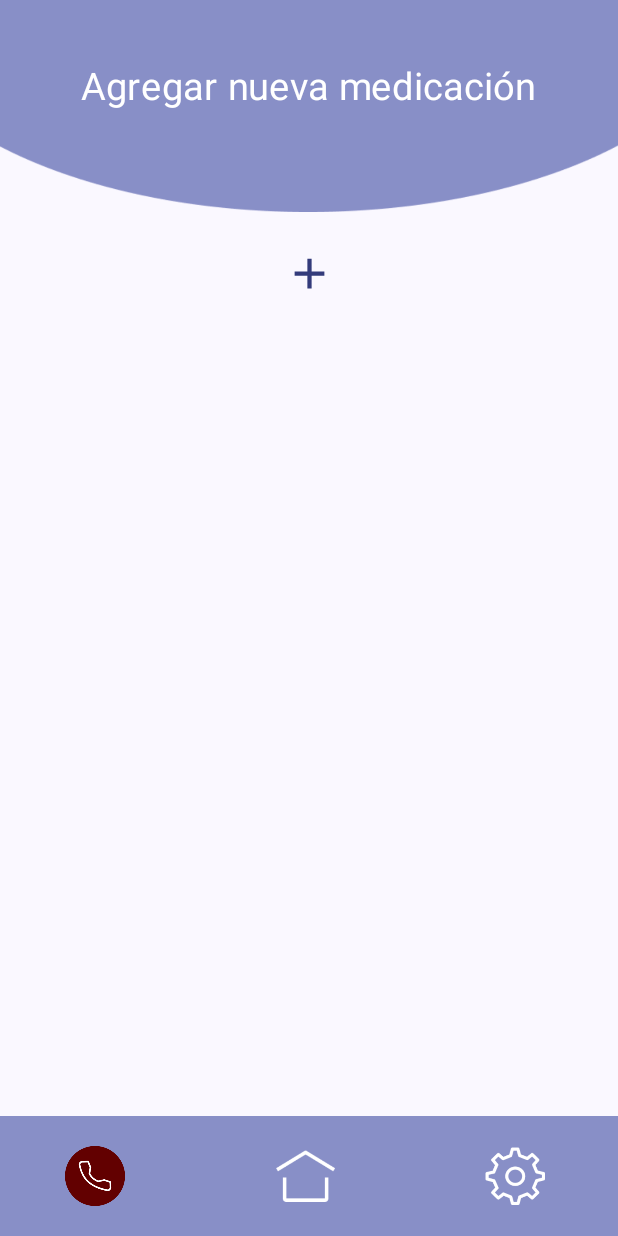
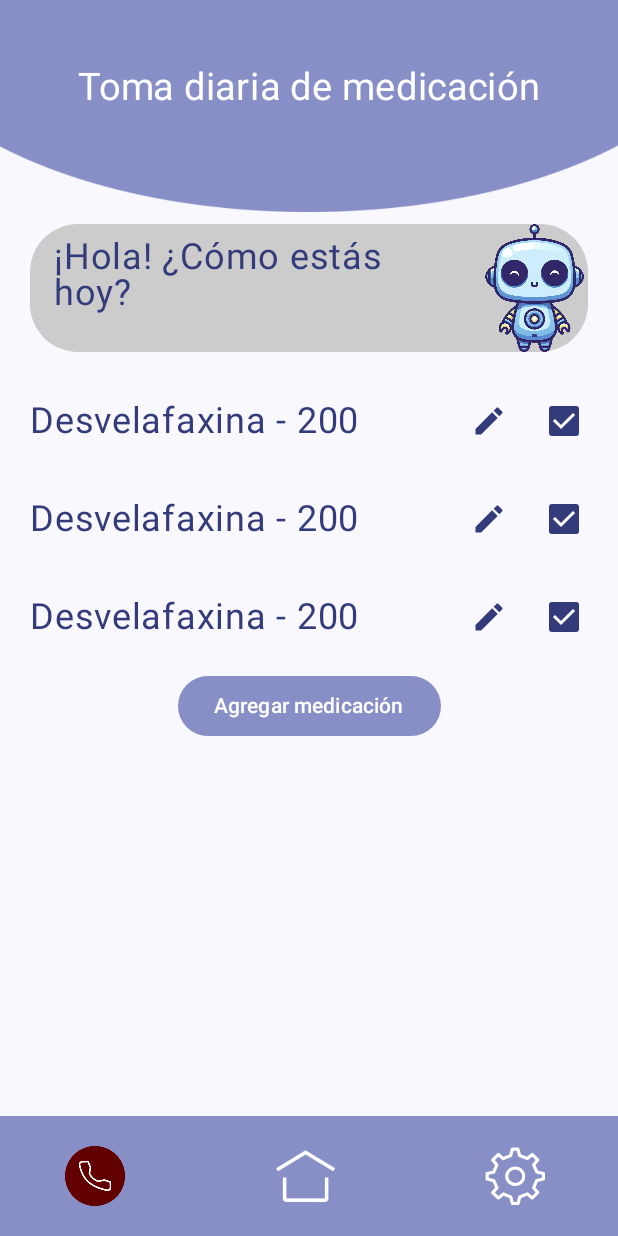
Before and after one commit to ailenaguino/NurAlignMobile, an Android app built with Jetpack Compose: the AddMedicationScreen screen opened through its navigation route, on a phone screen of 412 x 824 dp. Run offline under Robolectric (Android 15) with nearby library versions, the phone set to English and light mode, and no system bars; our stand-ins replace Dagger/Hilt's generated code, Firebase (no records; nobody signed in at launch, a user with empty details on screens opened directly).

Commit message:
Modified logic to save and retrieve medication data and style fixes

```diff
--- a/app/src/main/java/com/losrobotines/nuralign/di/AppModule.kt
+++ b/app/src/main/java/com/losrobotines/nuralign/di/AppModule.kt
@@ -6,6 +6,9 @@ import com.losrobotines.nuralign.feature_login.data.providers.AuthRepositoryImpl
 import com.losrobotines.nuralign.feature_login.data.providers.PatientProviderImpl
 import com.losrobotines.nuralign.feature_login.domain.providers.AuthRepository
 import com.losrobotines.nuralign.feature_login.domain.providers.PatientProvider
+import com.losrobotines.nuralign.feature_medication.data.network.MedicationApiService
+import com.losrobotines.nuralign.feature_medication.data.providers.MedicationProviderImpl
+import com.losrobotines.nuralign.feature_medication.domain.providers.MedicationRepository
 import com.losrobotines.nuralign.feature_mood_tracker.presentation.screens.data.MoodTrackerRepositoryImpl
 import com.losrobotines.nuralign.feature_mood_tracker.presentation.screens.data.network.MoodTrackerApiService
 import com.losrobotines.nuralign.feature_mood_tracker.presentation.screens.domain.MoodTrackerRepository
@@ -74,5 +77,12 @@ object AppModule {
         return MoodTrackerRepositoryImpl(moodTrackerApiService)
     }
 
-
+    @Provides
+    fun provideMedicationApiService(retrofit: Retrofit): MedicationApiService{
+        return retrofit.create(MedicationApiService::class.java)
+    }
+    @Provides
+    fun provideMedicationProvider(medicationApiService: MedicationApiService): MedicationRepository{
+        return MedicationProviderImpl(medicationApiService)
+    }
 }
--- a/app/src/main/java/com/losrobotines/nuralign/feature_medication/data/network/MedicationApiService.kt
+++ b/app/src/main/java/com/losrobotines/nuralign/feature_medication/data/network/MedicationApiService.kt
@@ -1,4 +1,18 @@
 package com.losrobotines.nuralign.feature_medication.data.network
 
-class MedicationApiService {
+import com.losrobotines.nuralign.feature_medication.data.dto.MedicationDto
+import retrofit2.http.Body
+import retrofit2.http.GET
+import retrofit2.http.Headers
+import retrofit2.http.POST
+import retrofit2.http.Path
+
+interface MedicationApiService {
+
+    @Headers("Content-Type: application/json")
+    @POST("medication")
+    suspend fun insertMedicationInfoIntoDatabase(@Body body: MedicationDto)
+
+    @GET("medication/{patientId}")
+    suspend fun getMedicationList(@Path("patientId") patientId: Short): List<MedicationDto?>
 }
--- /dev/null
+++ b/app/src/main/java/com/losrobotines/nuralign/feature_medication/domain/providers/MedicationRepository.kt
@@ -0,0 +1,9 @@
+package com.losrobotines.nuralign.feature_medication.domain.providers
+
+interface MedicationRepository {
+
+    suspend fun saveMedicationInfo(medicationInfo: MutableList<MedicationInfo>)
+
+    suspend fun getMedicationList(patientId: Short): List<MedicationInfo?>
+
+}
--- /dev/null
+++ b/app/src/main/java/com/losrobotines/nuralign/feature_medication/presentation/screens/medication_tracker/MedicationTrackerScreenComponent.kt
@@ -0,0 +1,154 @@
+package com.losrobotines.nuralign.feature_medication.presentation.screens.medication_tracker
+
+import androidx.compose.foundation.layout.Box
+import androidx.compose.foundation.layout.Column
+import androidx.compose.foundation.layout.Row
+import androidx.compose.foundation.layout.Spacer
+import androidx.compose.foundation.layout.fillMaxWidth
+import androidx.compose.foundation.layout.height
+import androidx.compose.foundation.layout.padding
+import androidx.compose.foundation.lazy.LazyColumn
+import androidx.compose.foundation.lazy.grid.GridCells
+import androidx.compose.foundation.lazy.grid.LazyVerticalGrid
+import androidx.compose.material.icons.Icons
+import androidx.compose.material.icons.filled.ModeEdit
+import androidx.compose.material3.Button
+import androidx.compose.material3.ButtonDefaults
+import androidx.compose.material3.Checkbox
+import androidx.compose.material3.CheckboxDefaults
+import androidx.compose.material3.Icon
+import androidx.compose.material3.IconButton
+import androidx.compose.material3.Text
+import androidx.compose.runtime.Composable
+import androidx.compose.runtime.getValue
+import androidx.compose.runtime.mutableIntStateOf
+import androidx.compose.runtime.mutableStateOf
+import androidx.compose.runtime.remember
+import androidx.compose.runtime.setValue
+import androidx.compose.ui.Alignment
+import androidx.compose.ui.Modifier
+import androidx.compose.ui.unit.dp
+import androidx.compose.ui.unit.sp
+import androidx.navigation.NavController
+import com.losrobotines.nuralign.feature_medication.presentation.screens.add_medication.AddMedicationAlertDialog
+import com.losrobotines.nuralign.ui.shared.SharedComponents
+import com.losrobotines.nuralign.ui.theme.mainColor
+import com.losrobotines.nuralign.ui.theme.secondaryColor
+
+@Composable
+fun MedicationTrackerScreenComponent(
+    navController: NavController,
+    addMedicationViewModel: MedicationViewModel
+) {
+    val medicationList =
+        remember { mutableIntStateOf(3) } //tiene que ser lista live data
+
+    Column {
+        LazyVerticalGrid(columns = GridCells.Fixed(1)) {
+            item {
+                SharedComponents().HalfCircleTop(title = "Toma diaria de medicación")
+            }
+            item {
+                Box(modifier = Modifier.padding(top = 8.dp)) {
+                    SharedComponents().CompanionTextBalloon("¡Hola! ¿Cómo estás hoy?")
+                }
+            }
+        }
+        LazyColumn(
+            modifier = Modifier
+                .fillMaxWidth()
+                .padding(16.dp)
+        ) {
+            items(medicationList.intValue) {
+                MedicationElement()
+                Spacer(modifier = Modifier.height(5.dp))
+            }
+            item {
+                AddIcon(addMedicationViewModel)
+            }
+        }
+
+    }
+}
+
+@Composable
+fun MedicationElement() {
+    val medicationName by remember { mutableStateOf("Desvelafaxina") }
+    val medicationGrammage by remember { mutableIntStateOf(200) }
+
+    Row(modifier = Modifier.height(60.dp), verticalAlignment = Alignment.CenterVertically) {
+        Box(
+            contentAlignment = Alignment.CenterStart,
+            modifier = Modifier
+                .weight(0.7f)
+                .padding(horizontal = 4.dp)
+        ) {
+            Text(
+                "$medicationName - $medicationGrammage",
+                modifier = Modifier
+                    .fillMaxWidth(),
+                color = secondaryColor,
+                fontSize = 24.sp
+            )
+        }
+        Box(
+            contentAlignment = Alignment.Center,
+            modifier = Modifier
+                .weight(0.15f)
+                .padding(horizontal = 4.dp)
+        ) {
+            EditMedication()
+        }
+        Box(
+            contentAlignment = Alignment.CenterEnd,
+            modifier = Modifier
+                .weight(0.1f)
+                .padding(horizontal = 4.dp)
+        ) {
+            var isChecked by remember { mutableStateOf(true) }
+            Checkbox(
+                checked = isChecked,
+                onCheckedChange = { isChecked = it },
+                colors = CheckboxDefaults.colors(checkedColor = secondaryColor, uncheckedColor = secondaryColor)
+            )
+        }
+    }
+}
+
+@Composable
+fun AddIcon(addMedicationViewModel: MedicationViewModel) {
+    var openAlertDialog by remember { mutableStateOf(false) }
+
+    Box(contentAlignment = Alignment.Center, modifier = Modifier.fillMaxWidth()) {
+        Button(
+            onClick = { openAlertDialog = true },
+            colors = ButtonDefaults.buttonColors(containerColor = mainColor)
+        ) {
+            Text(text = "Agregar medicación")
+        }
+        if (openAlertDialog) {
+            AddMedicationAlertDialog(
+                onDismissRequest = { openAlertDialog = false },
+                confirmButton = { openAlertDialog = false }
+            )
+        }
+        Spacer(modifier = Modifier.height(32.dp))
+    }
+}
+
+@Composable
+fun EditMedication() {
+    var openAlertDialog by remember { mutableStateOf(false) }
+
+    IconButton(
+        onClick = { openAlertDialog = true },
+    ) {
+        Icon(Icons.Default.ModeEdit, contentDescription = "editar", tint = secondaryColor)
+        if (openAlertDialog) {
+            AddMedicationAlertDialog(
+                onDismissRequest = { openAlertDialog = false },
+                confirmButton = { openAlertDialog = false }
+            )
+        }
+    }
+}
--- /dev/null
+++ b/app/src/main/java/com/losrobotines/nuralign/feature_medication/presentation/screens/medication_tracker/MedicationViewModel.kt
@@ -0,0 +1,91 @@
+package com.losrobotines.nuralign.feature_medication.presentation.screens.medication_tracker
+
+import android.util.Log
+import androidx.compose.runtime.mutableIntStateOf
+import androidx.compose.runtime.mutableStateOf
+import androidx.lifecycle.ViewModel
+import androidx.lifecycle.viewModelScope
+import com.google.firebase.firestore.ktx.firestore
+import com.google.firebase.ktx.Firebase
+import com.losrobotines.nuralign.feature_login.domain.providers.AuthRepository
+import com.losrobotines.nuralign.feature_medication.domain.providers.MedicationInfo
+import com.losrobotines.nuralign.feature_medication.domain.providers.MedicationRepository
+import dagger.hilt.android.lifecycle.HiltViewModel
+import kotlinx.coroutines.launch
+import kotlinx.coroutines.tasks.await
+import javax.inject.Inject
+
+@HiltViewModel
+class MedicationViewModel @Inject constructor(
+    private val authRepository: AuthRepository,
+    private val medicationRepository: MedicationRepository
+) : ViewModel() {
+    val medicationList = mutableListOf<MedicationInfo>()
+    val medicationName = mutableStateOf("viewmodel")
+    val medicationGrammage = mutableIntStateOf(9)
+    val medicationOptionalFlag = mutableStateOf("viewmodel")
+
+    init {
+        loadMedicationInfoFromDatabase()
+    }
+
+    private fun loadMedicationInfoFromDatabase() {
+        viewModelScope.launch {
+            try {
+                if (currentUserExists()) {
+                    val patientId =
+                        2.toShort() //una vez que esté el GET con patient_id, reemplazar por getPatientId()
+                    val info = medicationRepository.getMedicationList(patientId)
+                    if (info.isNotEmpty()) {
+                        for (med in info) {
+                            medicationList.add(
+                                MedicationInfo(
+                                    patientId,
+                                    med!!.medicationName,
+                                    med.medicationGrammage,
+                                    med.medicationOptionalFlag
+                                )
+                            )
+                        }
+                    }
+                }
+            } catch (e: Exception) {
+                e.printStackTrace()
+            }
+        }
+    }
+
+    fun saveData() {
+        viewModelScope.launch {
+            medicationRepository.saveMedicationInfo(medicationList)
+        }
+    }
+
+    private suspend fun getPatientId(): Short {
+        val idResult: Short
+        val uid = authRepository.currentUser!!.uid
+        val doc = Firebase.firestore.collection("users").document(uid)
+        idResult = doc.get().await().getLong("id")!!.toShort()
+        return idResult
+    }
+
+    private fun currentUserExists(): Boolean {
+        return authRepository.currentUser != null
+    }
+
+    private fun addNewMedicationToList(medication: MedicationInfo) {
+        medicationList.add(
+            MedicationInfo(
+                medication.patientId,
+                medication.medicationName,
+                medication.medicationGrammage,
+                medication.medicationOptionalFlag
+            )
+        )
+
+        Log.d(
+            "addNewMedicationToList",
+            "medicación: ${medicationName.value} ${medicationGrammage.intValue}mg agregado al paciente ${medication.patientId}"
+        )
+    }
+}
--- a/app/src/main/java/com/losrobotines/nuralign/navigation/MainActivity.kt
+++ b/app/src/main/java/com/losrobotines/nuralign/navigation/MainActivity.kt
@@ -15,8 +15,6 @@ import androidx.compose.material3.Scaffold
 import androidx.compose.material3.Surface
 import androidx.compose.runtime.collectAsState
 import androidx.compose.runtime.getValue
-import androidx.compose.runtime.mutableStateOf
-import androidx.compose.runtime.remember
 import androidx.compose.ui.Modifier
 import androidx.navigation.NavHostController
 import androidx.navigation.compose.NavHost
@@ -29,7 +27,6 @@ import com.losrobotines.nuralign.feature_login.presentation.screens.login.LoginV
 import com.losrobotines.nuralign.feature_login.presentation.screens.signup.SignUpScreenComponent
 import com.losrobotines.nuralign.feature_login.presentation.screens.signup.SignUpViewModel
 import com.losrobotines.nuralign.feature_login.presentation.utils.LoginState
-import com.losrobotines.nuralign.feature_medication.presentation.screens.AddMedicationScreenComponent
 import com.losrobotines.nuralign.feature_settings.presentation.screens.personal_information.PersonalInformationScreenComponent
 import com.losrobotines.nuralign.feature_settings.presentation.screens.settings.SettingsScreenComponent
 import com.losrobotines.nuralign.feature_sleep.presentation.screens.SleepTrackerScreenComponent
@@ -37,6 +34,8 @@ import com.losrobotines.nuralign.feature_sleep.presentation.screens.SleepViewMod
 import com.losrobotines.nuralign.feature_therapy.presentation.screens.AddTherapistScreenComponent
 import com.losrobotines.nuralign.feature_therapy.presentation.screens.TherapyTrackerScreenComponent
 import com.losrobotines.nuralign.feature_home.presentation.screens.HomeScreenComponent
+import com.losrobotines.nuralign.feature_medication.presentation.screens.medication_tracker.MedicationTrackerScreenComponent
+import com.losrobotines.nuralign.feature_medication.presentation.screens.medication_tracker.MedicationViewModel
 import com.losrobotines.nuralign.feature_mood_tracker.presentation.screens.presentation.MoodTrackerScreenComponent
 import com.losrobotines.nuralign.feature_mood_tracker.presentation.screens.presentation.MoodTrackerViewModel
 import com.losrobotines.nuralign.ui.theme.NurAlignTheme
@@ -96,7 +95,8 @@ class MainActivity : ComponentActivity() {
                                     MoodTrackerScreenComponent(navController, moodTrackerViewModel)
                                 }
                                 composable(Routes.AddMedicationScreen.route) {
-                                    AddMedicationScreenComponent(navController)
+                                    val medicationViewModel by viewModels<MedicationViewModel>()
+                                    MedicationTrackerScreenComponent(navController, medicationViewModel)
                                 }
                                 composable(Routes.SleepTrackerScreen.route) {
                                     val sleepViewModel by viewModels<SleepViewModel>()
```
Also changed, not shown: app/src/main/java/com/losrobotines/nuralign/feature_medication/data/dto/MedicationDto.kt (+7 -3 lines), app/src/main/java/com/losrobotines/nuralign/feature_medication/data/providers/MedicationProviderImpl.kt (+60 -1 lines), app/src/main/java/com/losrobotines/nuralign/feature_medication/domain/providers/MedicationInfo.kt (added, +9 -0 lines), app/src/main/java/com/losrobotines/nuralign/feature_medication/presentation/screens/AddMedicationViewModel.kt (deleted, +0 -9 lines), app/src/main/java/com/losrobotines/nuralign/feature_medication/presentation/screens/add_medication/MedicationAlertDialog.kt (renamed from app/src/main/java/com/losrobotines/nuralign/feature_medication/presentation/screens/AddMedicationScreenComponent.kt, +74 -92 lines).
